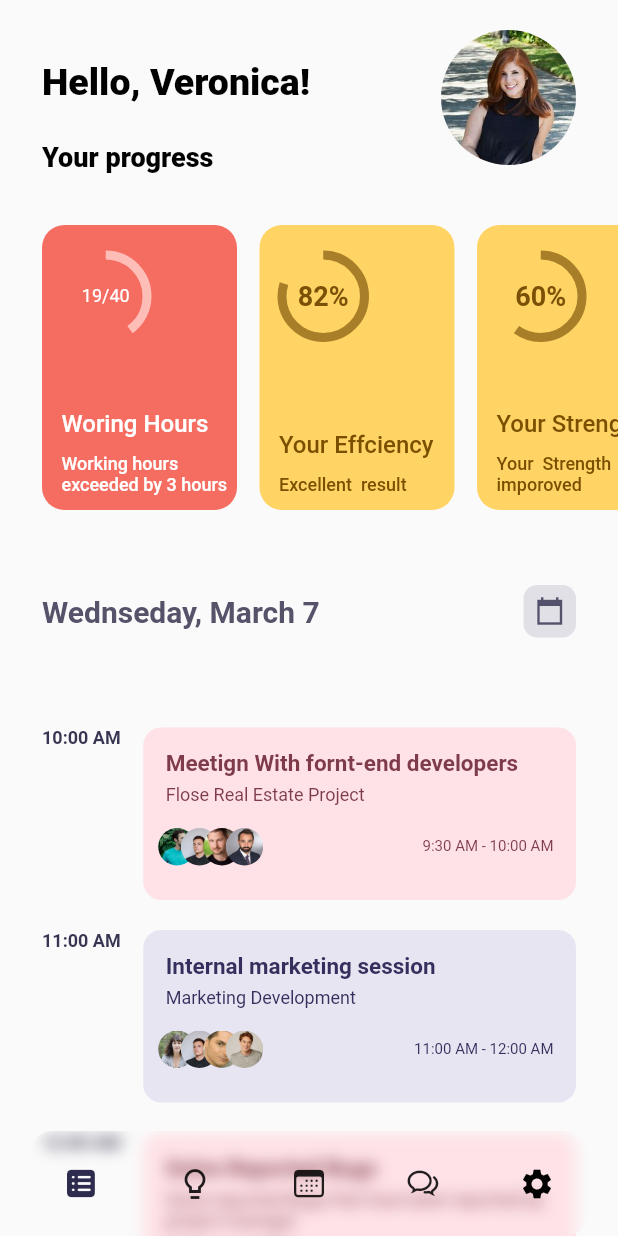
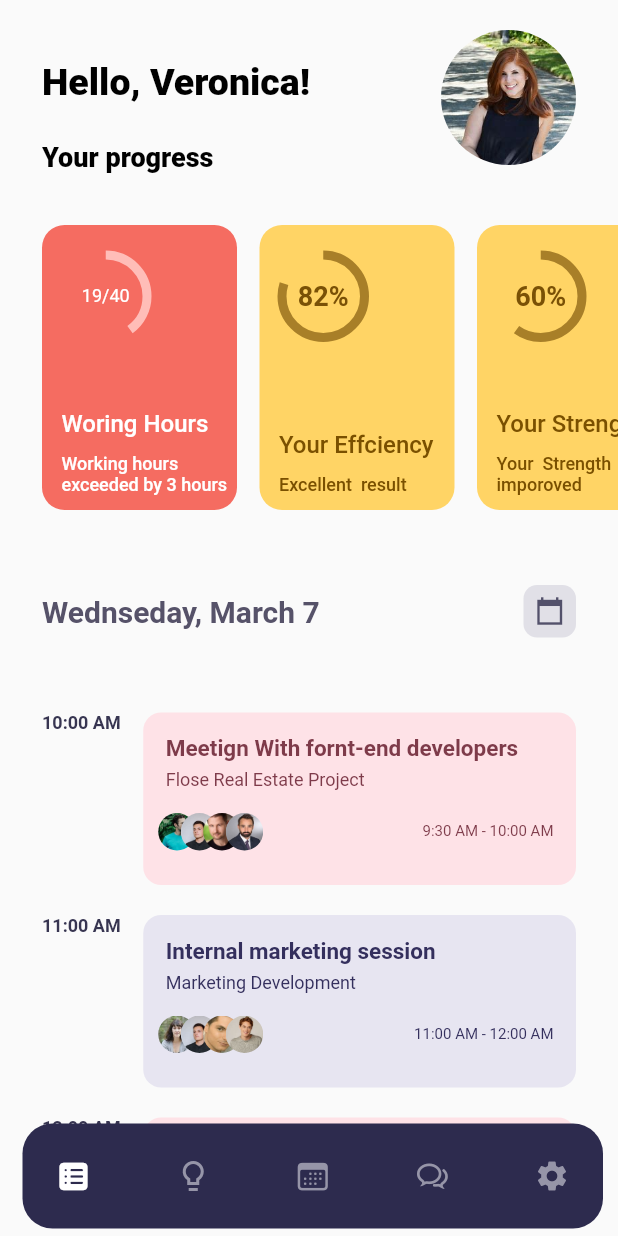
Before and after one commit to amir-hossein-rajaezadeh/food_app, a Flutter app: the screen it shows after launch, after a tap on the "lightbulb outline" icon, on a phone screen of 412 x 824 dp. Run offline on Flutter 3.47's test engine with Material 2 defaults, Android fonts, the phone set to English and light mode, and no system bars.

Commit message:
done all pag not  bottom sheet

```diff
--- a/lib/main.dart
+++ b/lib/main.dart
@@ -1,7 +1,12 @@
 import 'package:flutter/material.dart';
+import 'package:flutter/services.dart';
 import 'package:food_app/screen/home/home_page.dart';
 
 void main() {
+  WidgetsFlutterBinding.ensureInitialized();
+
+  SystemChrome.setEnabledSystemUIOverlays([]);
+
   runApp(const MyApp());
 }
 
@@ -10,6 +15,7 @@ class MyApp extends StatelessWidget {
   @override
   Widget build(BuildContext context) {
     return MaterialApp(
+      debugShowCheckedModeBanner: false,
       theme: ThemeData(),
       home: const HomePage(),
     );
--- a/lib/screen/home/component/bottom_sheet.dart
+++ b/lib/screen/home/component/bottom_sheet.dart
@@ -0,0 +1,19 @@
+
+import 'package:flutter/cupertino.dart';
+import 'package:flutter/material.dart';
+
+class BottomSheet extends StatelessWidget {
+  const BottomSheet({Key? key}) : super(key: key);
+
+  @override
+  Widget build(BuildContext context) {
+    return Container(
+
+    );
+  }
+
+
+
+
+
+  }
--- a/lib/screen/home/component/home_body.dart
+++ b/lib/screen/home/component/home_body.dart
@@ -1,5 +1,3 @@
-import 'dart:ui';
-
 import 'package:flutter/cupertino.dart';
 import 'package:flutter/material.dart';
 
@@ -99,7 +97,9 @@ class HomeBody extends StatelessWidget {
                 itemCount: valueList.length,
                 physics: const BouncingScrollPhysics(),
                 itemBuilder: (context, index) {
-                  return Container(
+                  return GestureDetector(
+                    onTap: () {},
+                    child: Container(
                       decoration: BoxDecoration(
                         borderRadius: BorderRadius.circular(15),
                         color: index == 0
@@ -146,7 +146,8 @@ class HomeBody extends StatelessWidget {
                             crossAxisAlignment: CrossAxisAlignment.start,
                             children: [
                               Container(
-                              margin: const EdgeInsets.only(left: 13, right: 5),
+                                margin:
+                                    const EdgeInsets.only(left: 13, right: 5),
                                 child: Text(
                                   progressTitleList[index],
                                   style: TextStyle(
@@ -173,6 +174,7 @@ class HomeBody extends StatelessWidget {
                             ],
                           )
                         ],
+                      ),
                     ),
                   );
                 },
@@ -209,7 +211,7 @@ class HomeBody extends StatelessWidget {
             ),
             Expanded(
               child: Container(
-                margin: const EdgeInsets.only(top: 40, bottom: 0),
+                margin: const EdgeInsets.only(top: 30, bottom: 30),
                 child: ListView.builder(
                   physics: const BouncingScrollPhysics(),
                   itemCount: timeList.length,
@@ -367,19 +369,13 @@ class HomeBody extends StatelessWidget {
           ],
         ),
         Container(
-          margin: const EdgeInsets.only(right: 20, left: 20, bottom: 0),
-          decoration: const BoxDecoration(
-            color: Colors.transparent,
+          margin: const EdgeInsets.only(right: 10, left: 15, bottom: 5),
+          decoration: BoxDecoration(
+            color: const Color(0xff2d2b4e),
+            borderRadius: BorderRadius.circular(20),
           ),
           width: size.width,
           height: 70,
-          child: ClipRRect(
-            borderRadius: BorderRadius.circular(15),
-            child: BackdropFilter(
-              filter: ImageFilter.blur(
-                sigmaX: 5.0,
-                sigmaY: 5.0,
-              ),
           child: Row(
             mainAxisAlignment: MainAxisAlignment.spaceBetween,
             children: [
@@ -389,39 +385,35 @@ class HomeBody extends StatelessWidget {
                   onPressed: () {},
                   icon: const Icon(
                     CupertinoIcons.square_list_fill,
-                        color: Color(0xff2d2b4e),
+                    color: Colors.white,
                   ),
                 ),
               ),
               IconButton(
                 onPressed: () {},
-                    icon: const Icon(
-                      Icons.lightbulb_outline_sharp,
-                    ),
+                icon: const Icon(Icons.lightbulb_outline_sharp,
+                    color: Color(0xff9695a8)),
               ),
               IconButton(
                 onPressed: () {},
-                    icon: const Icon(CupertinoIcons.calendar),
+                icon: const Icon(CupertinoIcons.calendar,
+                    color: Color(0xff9695a8)),
               ),
               IconButton(
                 onPressed: () {},
-                    icon: const Icon(CupertinoIcons.chat_bubble_2),
+                icon: const Icon(CupertinoIcons.chat_bubble_2,
+                    color: Color(0xff9695a8)),
               ),
               Container(
                 margin: const EdgeInsets.only(right: 10),
                 child: IconButton(
                   onPressed: () {},
-                      icon: const Icon(
-                        Icons.settings,
-                        color: Color.fromARGB(255, 0, 0, 0),
-                      ),
+                  icon: const Icon(Icons.settings, color: Color(0xff9695a8)),
                 ),
               ),
             ],
           ),
         ),
-          ),
-        )
       ],
     );
   }
```
Lines whose indentation alone changed are shown as unchanged.
